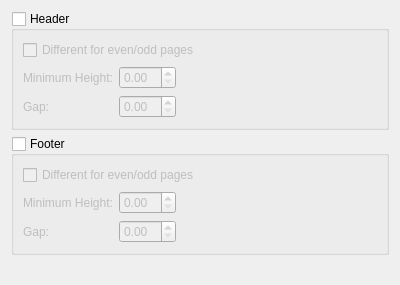
Old version of the form kword/part/dialogs/KWHeaderFooter.ui in the repository KDE/koffice.
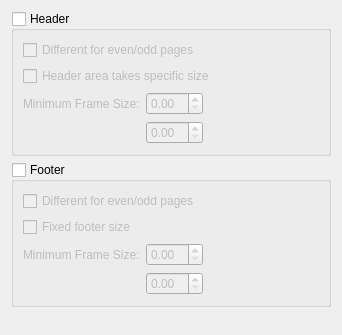
New version of the form. Custom widgets are drawn as their Qt base class.

Commit message:
Rework the definitions of headers/footers according to kword a bit
I'm introducing a boolean which would allow for a two-mode operation;
either the adding of text to the headers will make the main text shape
shrink (keeping the gap constant) or it will keep the main text frame
constant (making the gap shrink).

Diff of the .ui file:
```diff
--- a/kword/part/dialogs/KWHeaderFooter.ui
+++ b/kword/part/dialogs/KWHeaderFooter.ui
@@ -6,8 +6,8 @@
    <rect>
     <x>0</x>
     <y>0</y>
-    <width>400</width>
-    <height>285</height>
+    <width>342</width>
+    <height>335</height>
    </rect>
   </property>
   <property name="windowTitle">
@@ -33,27 +33,24 @@
         </property>
        </widget>
       </item>
-      <item row="1" column="0">
+      <item row="1" column="0" colspan="3">
+       <widget class="QCheckBox" name="headerFixed">
+        <property name="text">
+         <string>Header area takes specific size</string>
+        </property>
+       </widget>
+      </item>
+      <item row="2" column="0">
        <widget class="QLabel" name="label">
         <property name="text">
-         <string>Minimum Height:</string>
-        </property>
-       </widget>
-      </item>
-      <item row="1" column="1">
-       <widget class="KoUnitDoubleSpinBox" name="headerHeight"/>
-      </item>
-      <item row="2" column="0">
-       <widget class="QLabel" name="label_2">
-        <property name="text">
-         <string>Gap:</string>
+         <string>Minimum Frame Size:</string>
         </property>
        </widget>
       </item>
       <item row="2" column="1">
        <widget class="KoUnitDoubleSpinBox" name="headerGapSize"/>
       </item>
-      <item row="1" column="2" rowspan="2">
+      <item row="2" column="2">
        <spacer name="horizontalSpacer">
         <property name="orientation">
          <enum>Qt::Horizontal</enum>
@@ -66,6 +63,12 @@
         </property>
        </spacer>
       </item>
+      <item row="3" column="0">
+       <widget class="QLabel" name="headerGapLabel"/>
+      </item>
+      <item row="3" column="1">
+       <widget class="KoUnitDoubleSpinBox" name="headerSecondSize"/>
+      </item>
      </layout>
     </widget>
    </item>
@@ -88,27 +91,24 @@
         </property>
        </widget>
       </item>
-      <item row="1" column="0">
+      <item row="1" column="0" colspan="3">
+       <widget class="QCheckBox" name="footerFixed">
+        <property name="text">
+         <string>Fixed footer size</string>
+        </property>
+       </widget>
+      </item>
+      <item row="2" column="0">
        <widget class="QLabel" name="label_3">
         <property name="text">
-         <string>Minimum Height:</string>
-        </property>
-       </widget>
-      </item>
-      <item row="1" column="1">
-       <widget class="KoUnitDoubleSpinBox" name="footerHeight"/>
-      </item>
-      <item row="2" column="0">
-       <widget class="QLabel" name="label_4">
-        <property name="text">
-         <string>Gap:</string>
+         <string>Minimum Frame Size:</string>
         </property>
        </widget>
       </item>
       <item row="2" column="1">
        <widget class="KoUnitDoubleSpinBox" name="footerGapSize"/>
       </item>
-      <item row="1" column="2">
+      <item row="2" column="2">
        <spacer name="horizontalSpacer_2">
         <property name="orientation">
          <enum>Qt::Horizontal</enum>
@@ -121,6 +121,12 @@
         </property>
        </spacer>
       </item>
+      <item row="3" column="0">
+       <widget class="QLabel" name="footerGapLabel"/>
+      </item>
+      <item row="3" column="1">
+       <widget class="KoUnitDoubleSpinBox" name="footerSecondSize"/>
+      </item>
      </layout>
     </widget>
    </item>
```
Left out of the diff: 4 changed lines with no effect on the pictures. The commit also changes 6 other files.
